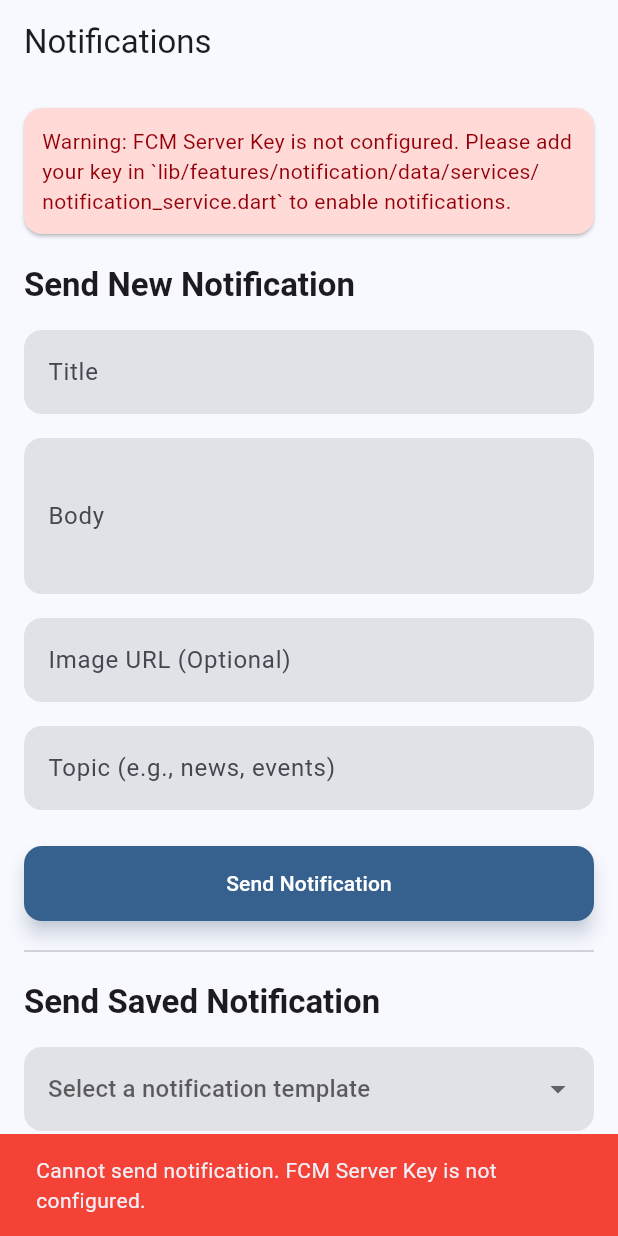
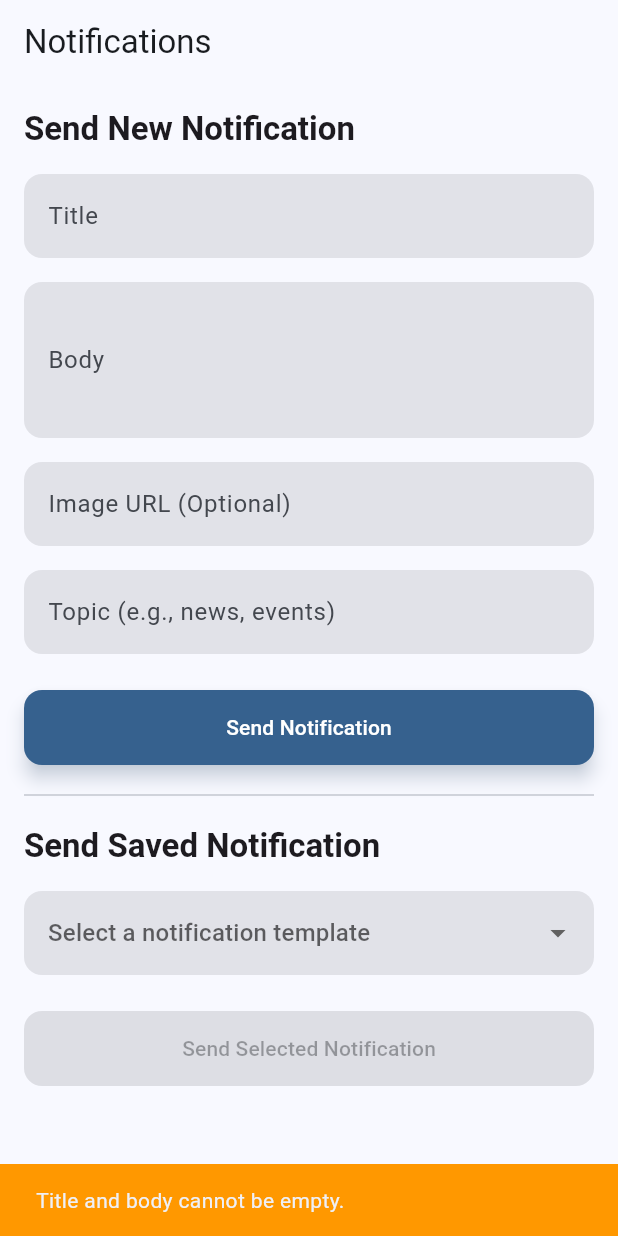
Before and after one commit to m7mdramadandx/islami-admin, a Flutter app: the NotificationManagementPage screen opened by its route, after a tap on "Send Notification", on a phone screen of 412 x 824 dp. Run offline on Flutter 3.47's test engine with Material 3 defaults, Android fonts, the phone set to English and light mode, and no system bars; our stand-ins replace bloc, cloud_firestore, dartz, equatable, firebase_auth, firebase_core and 5 more; accounts and stored records are empty; network calls fail; Roboto replaces fonts that are missing (Cairo).

Commit message:
add notification service and fix auth flow

```diff
--- a/lib/features/notification/data/services/notification_service.dart
+++ b/lib/features/notification/data/services/notification_service.dart
@@ -1,18 +1,16 @@
 import 'dart:async';
 import 'dart:convert';
+
 import 'package:http/http.dart' as http;
 
 // IMPORTANT: This is for demonstration purposes only.
 // In a production app, you should use a backend service (like Cloud Functions)
 // to send notifications. Exposing your server key in a client app is a security risk.
-const String _fcmServerKey = 'PASTE_YOUR_FCM_LEGACY_SERVER_KEY_HERE';
+const String _fcmServerKey =
+    'AAAAKHg6v7w:APA91bE3ER8VJHKLhc167s_yXIBpirhoAe_okKDhmrWGWjnlGozlocwnuiRsYhJEMRXNXiPb0BFcK6-VG85CDE2r5tPSG0lkB4ctd3zmp1skHUZBLhez0CGBlnvM37F3811ZZ5cr4bVi';
 
 class NotificationService {
   static const String _fcmUrl = 'https://fcm.googleapis.com/fcm/send';
-
-  static bool isConfigured() {
-    return _fcmServerKey != 'PASTE_YOUR_FCM_LEGACY_SERVER_KEY_HERE';
-  }
 
   static Future<void> sendNotification({
     required String title,
@@ -44,6 +42,7 @@ class NotificationService {
     );
 
     if (response.statusCode != 200) {
+      print('Error sending notification: ${response.body}');
       throw Exception('Error sending notification: ${response.body}');
     }
   }
--- a/lib/features/notification/presentation/pages/notification_management_page.dart
+++ b/lib/features/notification/presentation/pages/notification_management_page.dart
@@ -43,20 +43,6 @@ class _NotificationManagementPageState
         child: Column(
           crossAxisAlignment: CrossAxisAlignment.stretch,
           children: [
-            if (!NotificationService.isConfigured())
-              Card(
-                color: Theme.of(context).colorScheme.errorContainer,
-                margin: const EdgeInsets.only(bottom: 20),
-                child: Padding(
-                  padding: const EdgeInsets.all(12.0),
-                  child: Text(
-                    'Warning: FCM Server Key is not configured. Please add your key in `lib/features/notification/data/services/notification_service.dart` to enable notifications.',
-                    style: TextStyle(
-                      color: Theme.of(context).colorScheme.onErrorContainer,
-                    ),
-                  ),
-                ),
-              ),
             _buildSectionTitle('Send New Notification'),
             const SizedBox(height: 16),
             TextField(
@@ -134,17 +120,6 @@ class _NotificationManagementPageState
 
   void _sendNotification() async {
     if (!mounted) return;
-    if (!NotificationService.isConfigured()) {
-      ScaffoldMessenger.of(context).showSnackBar(
-        const SnackBar(
-          content: Text(
-            'Cannot send notification. FCM Server Key is not configured.',
-          ),
-          backgroundColor: Colors.red,
-        ),
-      );
-      return;
-    }
 
     final title = _titleController.text;
     final body = _bodyController.text;
```
Also changed, not shown: lib/features/auth/presentation/pages/login_page.dart (+9 -5 lines), lib/main.dart (+2 -10 lines), pubspec.lock.
